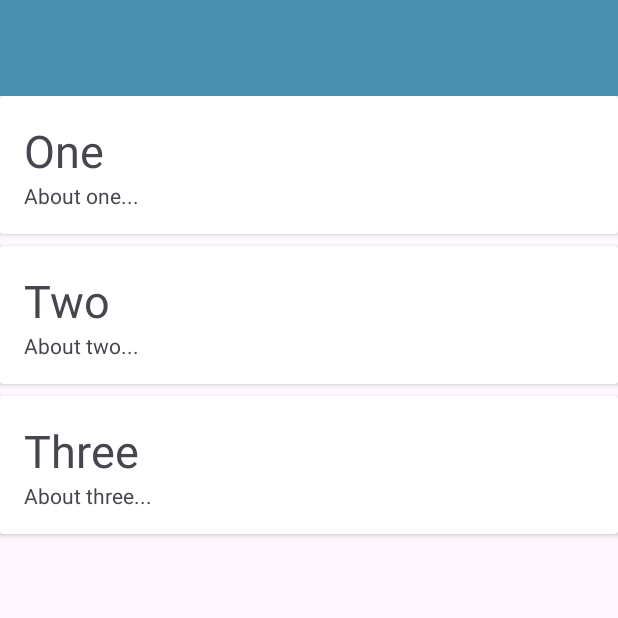
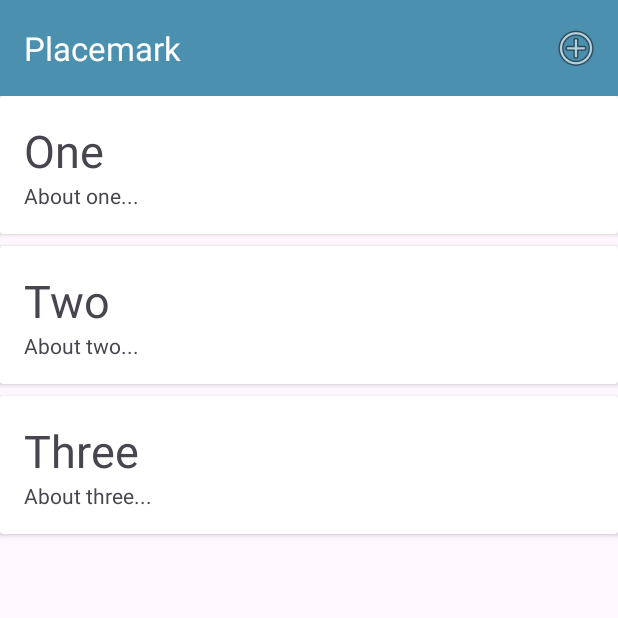
Before and after one commit to jmcied/Placemark-Android, an Android app: the screen it shows after launch (PlacemarkListActivity), on a phone screen of 412 x 824 dp, the top half of it. Run offline under Robolectric (Android 15) with nearby library versions, the phone set to English and light mode, and no system bars; our stand-ins replace Timber.

Commit message:
Menu + Actionbar

```diff
--- a/app/src/main/java/org/wit/placemark/activities/PlacemarkListActivity.kt
+++ b/app/src/main/java/org/wit/placemark/activities/PlacemarkListActivity.kt
@@ -3,9 +3,11 @@ package org.wit.placemark.activities
 import androidx.appcompat.app.AppCompatActivity
 import android.os.Bundle
 import android.view.LayoutInflater
+import android.view.Menu
 import android.view.ViewGroup
 import androidx.recyclerview.widget.LinearLayoutManager
 import androidx.recyclerview.widget.RecyclerView
+import org.wit.placemark.R
 import org.wit.placemark.databinding.ActivityPlacemarkListBinding
 import org.wit.placemark.databinding.CardPlacemarkBinding
 import org.wit.placemark.main.MainApp
@@ -24,6 +26,14 @@ class PlacemarkListActivity : AppCompatActivity() {
         val layoutManager = LinearLayoutManager(this)
         binding.recyclerView.layoutManager = layoutManager
         binding.recyclerView.adapter = PlacemarkAdapter(app.placemarks)
+
+        binding.toolbar.title = title
+        setSupportActionBar(binding.toolbar)
+    }
+
+    override fun onCreateOptionsMenu(menu: Menu): Boolean {
+        menuInflater.inflate(R.menu.menu_main, menu)
+        return super.onCreateOptionsMenu(menu)
     }
 }
 class PlacemarkAdapter constructor(private var placemarks: List<PlacemarkModel>) :
--- /dev/null
+++ b/app/src/main/res/menu/menu_main.xml
@@ -0,0 +1,10 @@
+<?xml version="1.0" encoding="utf-8"?>
+<menu xmlns:android="http://schemas.android.com/apk/res/android"
+    xmlns:app="http://schemas.android.com/apk/res-auto">
+
+    <item
+        android:id="@+id/item_add"
+        android:icon="@android:drawable/ic_menu_add"
+        android:title="@string/menu_addPlacemark"
+        app:showAsAction="always" />
+</menu>
--- a/app/src/main/res/values/strings.xml
+++ b/app/src/main/res/values/strings.xml
@@ -3,4 +3,5 @@
     <string name="button_addPlacemark">Add Placemark</string>
     <string name="hint_placemarkTitle">Placemark Title</string>
     <string name="hint_placemarkDescription">Description</string>
+    <string name="menu_addPlacemark">Add</string>
 </resources>
```
